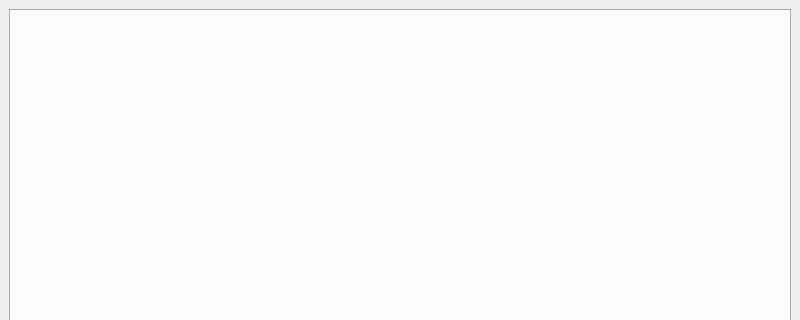
Qt form src/mainwindow.ui (efedo/Abstractorizer) before a commit; both pictures show x 0 to 800 and y 0 to 320 of the 800 by 600 pixel window.
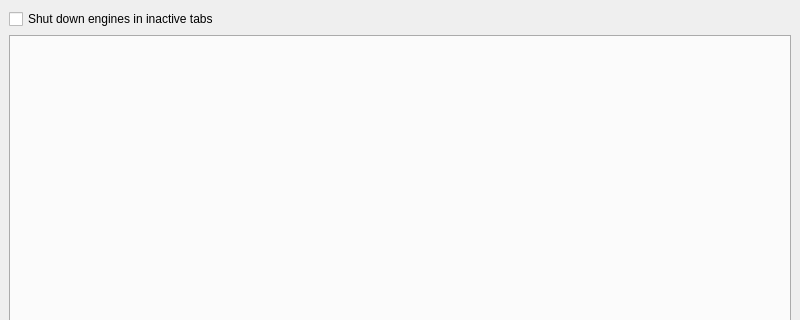
The same form after that commit.

```diff
--- a/src/mainwindow.ui
+++ b/src/mainwindow.ui
@@ -15,13 +15,20 @@
   </property>
   <widget class="QWidget" name="centralwidget">
    <layout class="QGridLayout" name="gridLayout">
-    <item row="0" column="0">
+    <item row="1" column="0">
      <widget class="QTabWidget" name="tabWidget">
       <property name="currentIndex">
        <number>-1</number>
       </property>
      </widget>
     </item>
+    <item row="0" column="0">
+     <widget class="QCheckBox" name="checkBoxShutdownInactive">
+      <property name="text">
+       <string>Shut down engines in inactive tabs</string>
+      </property>
+     </widget>
+    </item>
    </layout>
   </widget>
   <widget class="QMenuBar" name="menubar">
```
